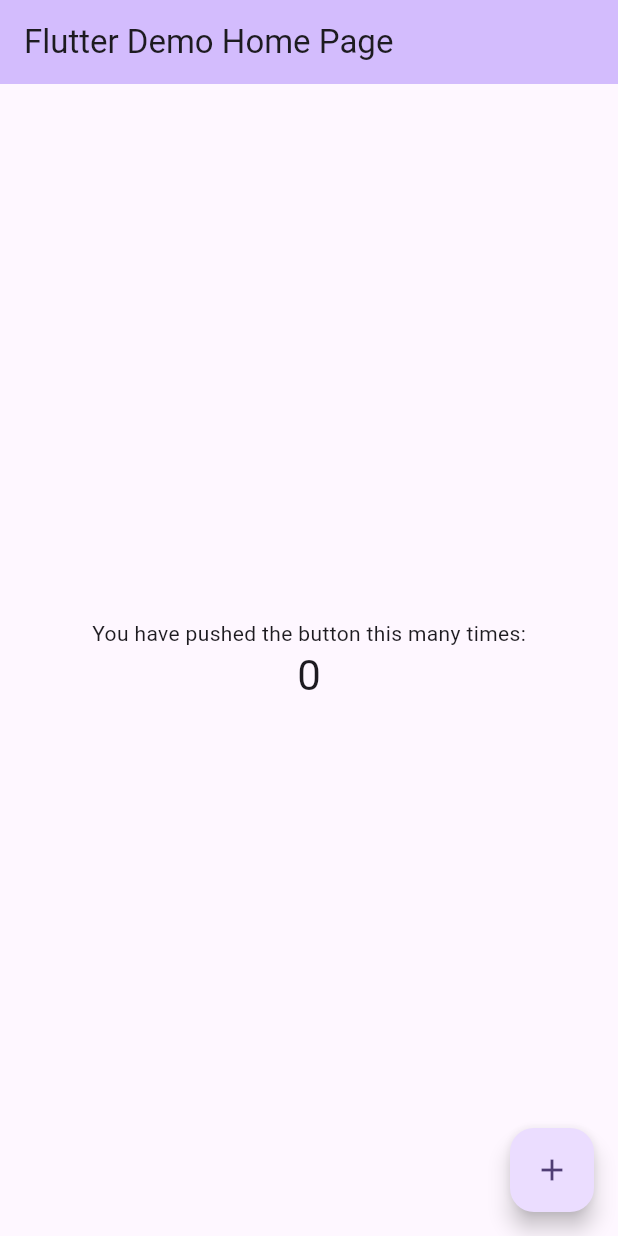
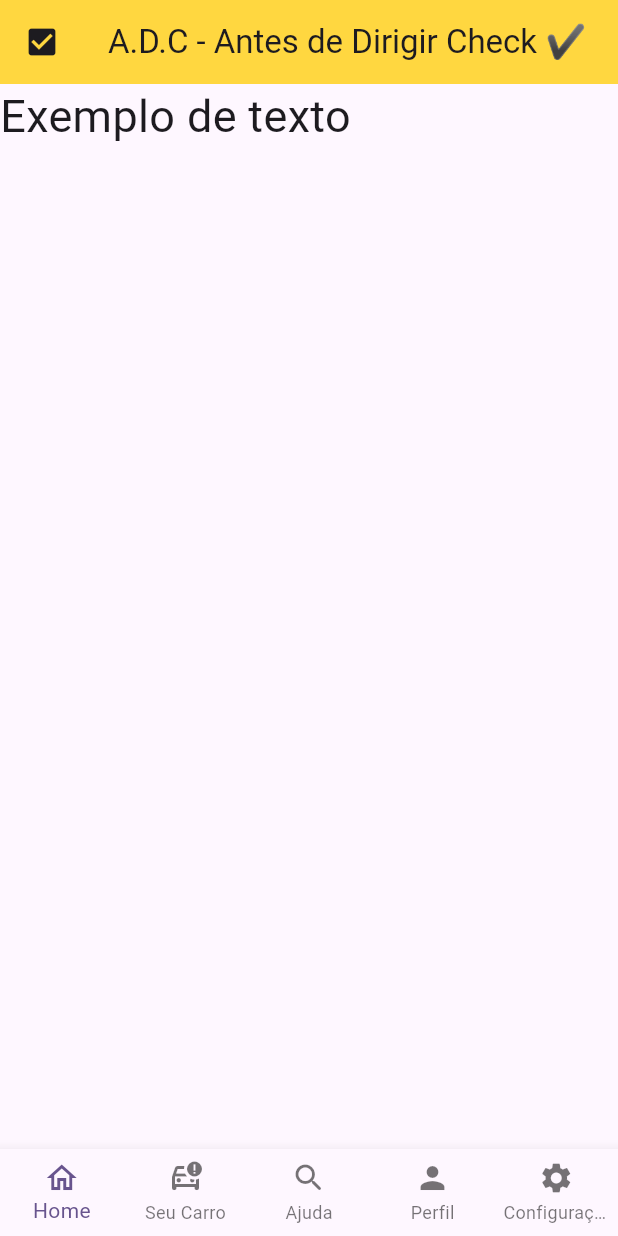
Before and after one commit to LHSB1234/Projeto-Integrador-5SM-, a Flutter app: the screen it shows after launch, on a phone screen of 412 x 824 dp. Run offline on Flutter 3.47's test engine with Material 3 defaults, Android fonts, the phone set to English and light mode, and no system bars.

Commit message:
Alterações na Lib - Inicio do Projeto

```diff
--- a/lib/main.dart
+++ b/lib/main.dart
@@ -1,122 +1,6 @@
+import 'package:adc/models/app_widget.dart';
 import 'package:flutter/material.dart';
 
 void main() {
-  runApp(const MyApp());
+  runApp(MyApp());
 }
-
-class MyApp extends StatelessWidget {
-  const MyApp({super.key});
-
-  // This widget is the root of your application.
-  @override
-  Widget build(BuildContext context) {
-    return MaterialApp(
-      title: 'Flutter Demo',
-      theme: ThemeData(
-        // This is the theme of your application.
-        //
-        // TRY THIS: Try running your application with "flutter run". You'll see
-        // the application has a purple toolbar. Then, without quitting the app,
-        // try changing the seedColor in the colorScheme below to Colors.green
-        // and then invoke "hot reload" (save your changes or press the "hot
-        // reload" button in a Flutter-supported IDE, or press "r" if you used
-        // the command line to start the app).
-        //
-        // Notice that the counter didn't reset back to zero; the application
-        // state is not lost during the reload. To reset the state, use hot
-        // restart instead.
-        //
-        // This works for code too, not just values: Most code changes can be
-        // tested with just a hot reload.
-        colorScheme: ColorScheme.fromSeed(seedColor: Colors.deepPurple),
-      ),
-      home: const MyHomePage(title: 'Flutter Demo Home Page'),
-    );
-  }
-}
-
-class MyHomePage extends StatefulWidget {
-  const MyHomePage({super.key, required this.title});
-
-  // This widget is the home page of your application. It is stateful, meaning
-  // that it has a State object (defined below) that contains fields that affect
-  // how it looks.
-
-  // This class is the configuration for the state. It holds the values (in this
-  // case the title) provided by the parent (in this case the App widget) and
-  // used by the build method of the State. Fields in a Widget subclass are
-  // always marked "final".
-
-  final String title;
-
-  @override
-  State<MyHomePage> createState() => _MyHomePageState();
-}
-
-class _MyHomePageState extends State<MyHomePage> {
-  int _counter = 0;
-
-  void _incrementCounter() {
-    setState(() {
-      // This call to setState tells the Flutter framework that something has
-      // changed in this State, which causes it to rerun the build method below
-      // so that the display can reflect the updated values. If we changed
-      // _counter without calling setState(), then the build method would not be
-      // called again, and so nothing would appear to happen.
-      _counter++;
-    });
-  }
-
-  @override
-  Widget build(BuildContext context) {
-    // This method is rerun every time setState is called, for instance as done
-    // by the _incrementCounter method above.
-    //
-    // The Flutter framework has been optimized to make rerunning build methods
-    // fast, so that you can just rebuild anything that needs updating rather
-    // than having to individually change instances of widgets.
-    return Scaffold(
-      appBar: AppBar(
-        // TRY THIS: Try changing the color here to a specific color (to
-        // Colors.amber, perhaps?) and trigger a hot reload to see the AppBar
-        // change color while the other colors stay the same.
-        backgroundColor: Theme.of(context).colorScheme.inversePrimary,
-        // Here we take the value from the MyHomePage object that was created by
-        // the App.build method, and use it to set our appbar title.
-        title: Text(widget.title),
-      ),
-      body: Center(
-        // Center is a layout widget. It takes a single child and positions it
-        // in the middle of the parent.
-        child: Column(
-          // Column is also a layout widget. It takes a list of children and
-          // arranges them vertically. By default, it sizes itself to fit its
-          // children horizontally, and tries to be as tall as its parent.
-          //
-          // Column has various properties to control how it sizes itself and
-          // how it positions its children. Here we use mainAxisAlignment to
-          // center the children vertically; the main axis here is the vertical
-          // axis because Columns are vertical (the cross axis would be
-          // horizontal).
-          //
-          // TRY THIS: Invoke "debug painting" (choose the "Toggle Debug Paint"
-          // action in the IDE, or press "p" in the console), to see the
-          // wireframe for each widget.
-          mainAxisAlignment: MainAxisAlignment.center,
-          children: <Widget>[
-            const Text('You have pushed the button this many times:'),
-            Text(
-              '$_counter',
-              style: Theme.of(context).textTheme.headlineMedium,
-            ),
-          ],
-        ),
-      ),
-      floatingActionButton: FloatingActionButton(
-        onPressed: _incrementCounter,
-        tooltip: 'Increment',
-        child: const Icon(Icons.add),
-      ), // This trailing comma makes auto-formatting nicer for build methods.
-    );
-  }
-}
--- /dev/null
+++ b/lib/models/app_widget.dart
@@ -0,0 +1,17 @@
+import 'package:adc/models/pages/page_home.dart';
+import 'package:flutter/material.dart';
+
+class MyApp extends StatelessWidget {
+  const MyApp({super.key});
+
+  @override
+  Widget build(BuildContext context) {
+    return MaterialApp(
+      title: 'Flutter Demo',
+      theme: ThemeData(
+        colorScheme: ColorScheme.fromSeed(seedColor: Colors.deepPurple),
+      ),
+      home: const MyHomePage(),
+    );
+  }
+}
--- /dev/null
+++ b/lib/models/pages/page_home.dart
@@ -0,0 +1,41 @@
+import 'package:flutter/material.dart';
+
+class MyHomePage extends StatefulWidget {
+  const MyHomePage({super.key});
+
+  @override
+  State<MyHomePage> createState() => _MyHomePageState();
+}
+
+class _MyHomePageState extends State<MyHomePage> {
+  @override
+  Widget build(BuildContext context) {
+    return Scaffold(
+      appBar: AppBar(
+        title: Text("A.D.C - Antes de Dirigir Check ✔"),
+        centerTitle: true,
+        leading: Icon(Icons.check_box),
+        backgroundColor: Colors.amberAccent,
+      ),
+      body: Container(
+        child: Text(
+          "Exemplo de texto",
+          style: TextStyle(fontSize: 30),
+        ),
+      ),
+      bottomNavigationBar: BottomNavigationBar(
+          type: BottomNavigationBarType.fixed,
+          items: const <BottomNavigationBarItem>[
+            BottomNavigationBarItem(
+                icon: Icon(Icons.home_outlined), label: "Home"),
+            BottomNavigationBarItem(
+                icon: Icon(Icons.car_crash_outlined), label: "Seu Carro"),
+            BottomNavigationBarItem(
+                icon: Icon(Icons.search_rounded), label: "Ajuda"),
+            BottomNavigationBarItem(icon: Icon(Icons.person), label: "Perfil"),
+            BottomNavigationBarItem(
+                icon: Icon(Icons.settings), label: "Configurações"),
+          ]),
+    );
+  }
+}
```
Also changed, not shown: pubspec.lock, 1 other file.
